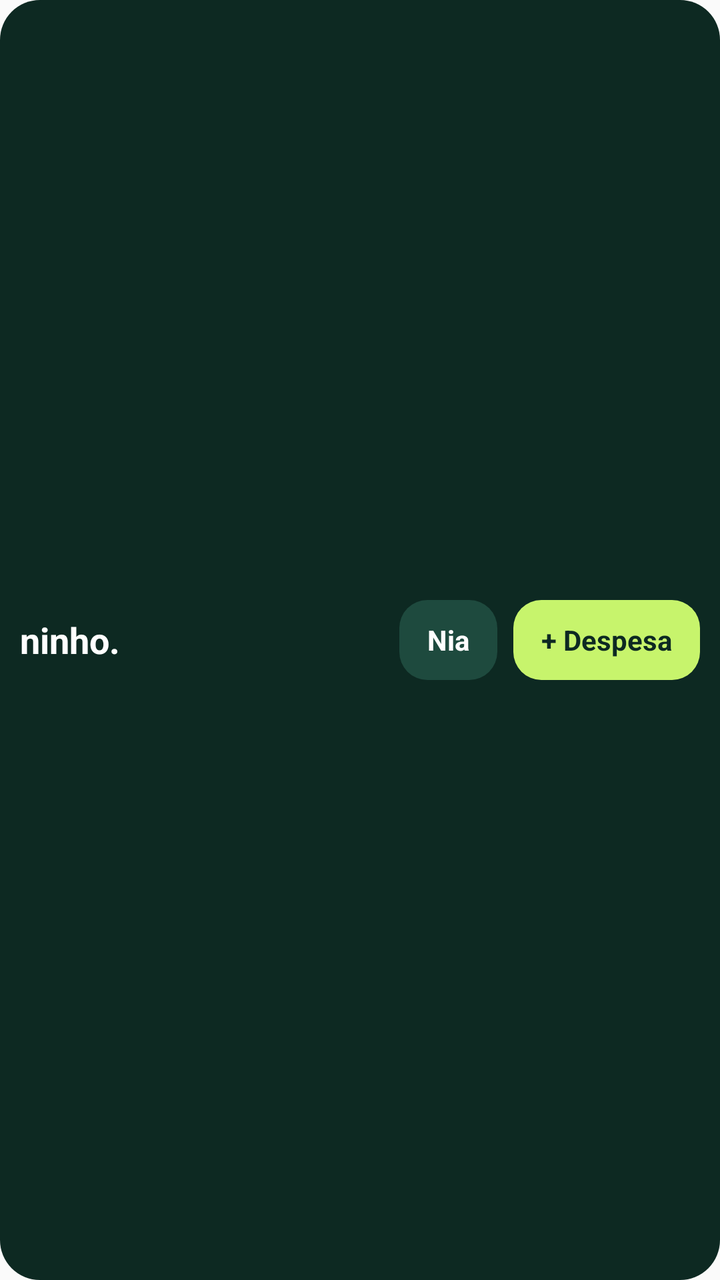
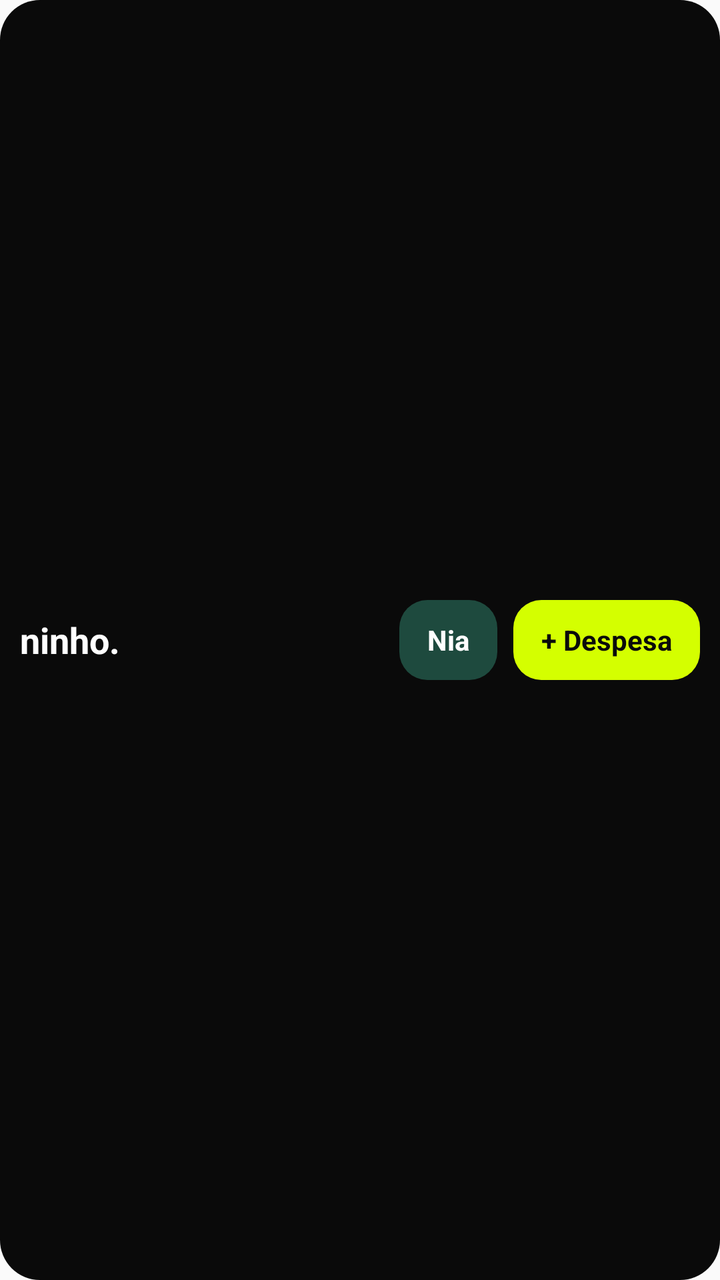

Screens rendered from an Android XML layout before and after an edit, with the pre-edit source and the edit as a unified diff.
<!-- AndroidManifest.xml: application theme AppTheme -->
<!-- res/layout/widget_quick_add.xml -->
<?xml version="1.0" encoding="utf-8"?>
<LinearLayout xmlns:android="http://schemas.android.com/apk/res/android"
    android:layout_width="match_parent"
    android:layout_height="match_parent"
    android:background="@drawable/widget_background"
    android:gravity="center_vertical"
    android:orientation="horizontal"
    android:padding="10dp">

    <TextView
        android:id="@+id/widget_title"
        android:layout_width="0dp"
        android:layout_height="wrap_content"
        android:layout_weight="1"
        android:text="ninho."
        android:textColor="#FFFFFF"
        android:textSize="18sp"
        android:textStyle="bold" />

    <TextView
        android:id="@+id/widget_nia"
        android:layout_width="wrap_content"
        android:layout_height="40dp"
        android:layout_marginEnd="8dp"
        android:background="@drawable/widget_button_ghost"
        android:gravity="center"
        android:paddingHorizontal="14dp"
        android:text="Nia"
        android:textColor="#FFFFFF"
        android:textStyle="bold" />

    <TextView
        android:id="@+id/widget_add"
        android:layout_width="wrap_content"
        android:layout_height="40dp"
        android:background="@drawable/widget_button"
        android:gravity="center"
        android:paddingHorizontal="14dp"
        android:text="+ Despesa"
        android:textColor="#0D2922"
        android:textStyle="bold" />
</LinearLayout>
<!-- resources referenced by this layout -->
<resources>
  <!-- drawable widget_background (drawable) -->
  <?xml version="1.0" encoding="utf-8"?>
  <shape xmlns:android="http://schemas.android.com/apk/res/android" android:shape="rectangle">
      <solid android:color="#0D2922" />
      <corners android:radius="20dp" />
  </shape>
  <!-- drawable widget_button (drawable) -->
  <?xml version="1.0" encoding="utf-8"?>
  <shape xmlns:android="http://schemas.android.com/apk/res/android" android:shape="rectangle">
      <solid android:color="#C7F46C" />
      <corners android:radius="14dp" />
  </shape>
  <!-- drawable widget_button_ghost (drawable) -->
  <?xml version="1.0" encoding="utf-8"?>
  <shape xmlns:android="http://schemas.android.com/apk/res/android" android:shape="rectangle">
      <solid android:color="#1E4A3E" />
      <corners android:radius="14dp" />
  </shape>
  <style name="AppTheme" parent="Theme.AppCompat.Light.DarkActionBar">
          
          <item name="colorPrimary">@color/colorPrimary</item>
          <item name="colorPrimaryDark">@color/colorPrimaryDark</item>
          <item name="colorAccent">@color/colorAccent</item>
      </style>
  <color name="colorPrimary">#0D2922</color>
  <color name="colorPrimaryDark">#0D2922</color>
  <color name="colorAccent">#C7F46C</color>
</resources>

<!-- the commit's change to res/layout/widget_quick_add.xml (unified diff, before → after) -->
@@ -37,6 +37,6 @@
         android:gravity="center"
         android:paddingHorizontal="14dp"
         android:text="+ Despesa"
-        android:textColor="#0D2922"
+        android:textColor="#0A0A0A"
         android:textStyle="bold" />
 </LinearLayout>
<!-- resource entries referenced after the edit -->
@@ -3,13 +3,13 @@
   <!-- drawable widget_background (drawable) -->
   <?xml version="1.0" encoding="utf-8"?>
   <shape xmlns:android="http://schemas.android.com/apk/res/android" android:shape="rectangle">
-      <solid android:color="#0D2922" />
+      <solid android:color="#0A0A0A" />
       <corners android:radius="20dp" />
   </shape>
   <!-- drawable widget_button (drawable) -->
   <?xml version="1.0" encoding="utf-8"?>
   <shape xmlns:android="http://schemas.android.com/apk/res/android" android:shape="rectangle">
-      <solid android:color="#C7F46C" />
+      <solid android:color="#D4FF00" />
       <corners android:radius="14dp" />
   </shape>
   <!-- drawable widget_button_ghost (drawable) -->
@@ -24,8 +24,8 @@
           <item name="colorPrimaryDark">@color/colorPrimaryDark</item>
           <item name="colorAccent">@color/colorAccent</item>
       </style>
-  <color name="colorPrimary">#0D2922</color>
-  <color name="colorPrimaryDark">#0D2922</color>
-  <color name="colorAccent">#C7F46C</color>
+  <color name="colorPrimary">#0A0A0A</color>
+  <color name="colorPrimaryDark">#0A0A0A</color>
+  <color name="colorAccent">#D4FF00</color>
 </resources>
 
